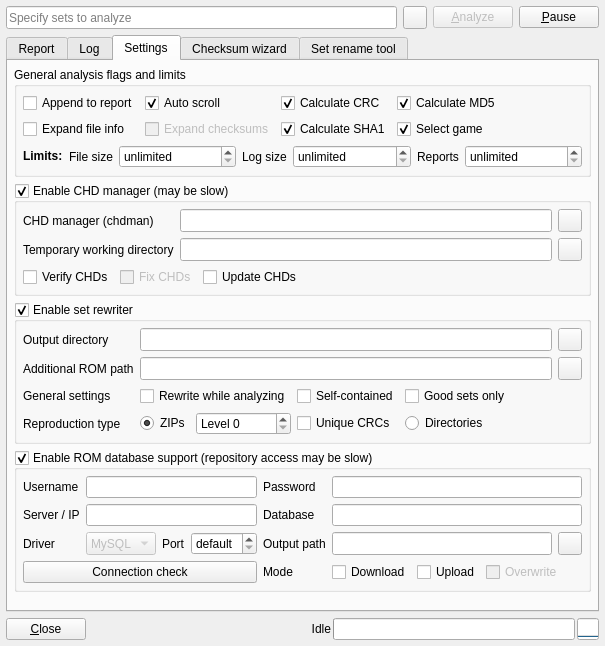
Above: romalyzer.ui from qmc2/qmc2-mame-fe before the change. Below: the same form after it.
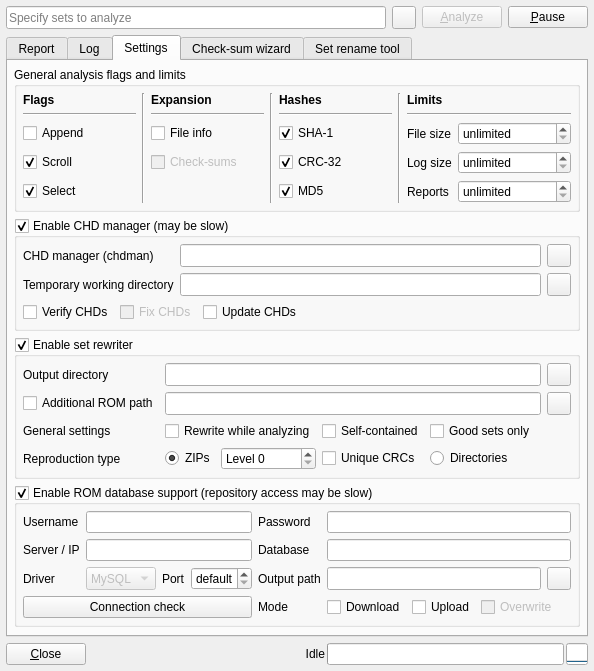
That is the form after the change. The open tabs and pages were chosen to show the change. Icons and pictures are not drawn.

```diff
--- a/romalyzer.ui
+++ b/romalyzer.ui
@@ -7,8 +7,8 @@
    <rect>
     <x>0</x>
     <y>0</y>
-    <width>605</width>
-    <height>646</height>
+    <width>533</width>
+    <height>650</height>
    </rect>
   </property>
   <property name="windowTitle">
@@ -440,239 +440,6 @@
          </layout>
         </widget>
        </item>
-       <item row="0" column="0">
-        <widget class="QGroupBox" name="groupBoxFlagsAndLimits">
-         <property name="title">
-          <string>General analysis flags and limits</string>
-         </property>
-         <layout class="QGridLayout" name="gridLayout_1">
-          <item row="0" column="0">
-           <widget class="QCheckBox" name="checkBoxAppendReport">
-            <property name="toolTip">
-             <string>If set, analysis output is appended (otherwise the report is cleared before the analysis)</string>
-            </property>
-            <property name="text">
-             <string>Append to report</string>
-            </property>
-           </widget>
-          </item>
-          <item row="0" column="1">
-           <widget class="QCheckBox" name="checkBoxAutoScroll">
-            <property name="toolTip">
-             <string>Automatically scroll to the currently analyzed game</string>
-            </property>
-            <property name="text">
-             <string>Auto scroll</string>
-            </property>
-            <property name="checked">
-             <bool>true</bool>
-            </property>
-           </widget>
-          </item>
-          <item row="0" column="2">
-           <widget class="QCheckBox" name="checkBoxCalculateCRC">
-            <property name="toolTip">
-             <string>Calculate CRC-32 checksum</string>
-            </property>
-            <property name="text">
-             <string>Calculate CRC</string>
-            </property>
-            <property name="checked">
-             <bool>true</bool>
-            </property>
-           </widget>
-          </item>
-          <item row="0" column="3">
-           <widget class="QCheckBox" name="checkBoxCalculateMD5">
-            <property name="toolTip">
-             <string>Calculate MD5 hash</string>
-            </property>
-            <property name="text">
-             <string>Calculate MD5</string>
-            </property>
-            <property name="checked">
-             <bool>true</bool>
-            </property>
-           </widget>
-          </item>
-          <item row="1" column="0">
-           <widget class="QCheckBox" name="checkBoxExpandFiles">
-            <property name="toolTip">
-             <string>Automatically expand file info</string>
-            </property>
-            <property name="text">
-             <string>Expand file info</string>
-            </property>
-           </widget>
-          </item>
-          <item row="1" column="1">
-           <widget class="QCheckBox" name="checkBoxExpandChecksums">
-            <property name="enabled">
-             <bool>false</bool>
-            </property>
-            <property name="toolTip">
-             <string>Automatically expand checksums</string>
-            </property>
-            <property name="text">
-             <string>Expand checksums</string>
-            </property>
-           </widget>
-          </item>
-          <item row="1" column="2">
-           <widget class="QCheckBox" name="checkBoxCalculateSHA1">
-            <property name="toolTip">
-             <string>Calculate SHA1 hash</string>
-            </property>
-            <property name="text">
-             <string>Calculate SHA1</string>
-            </property>
-            <property name="checked">
-             <bool>true</bool>
-            </property>
-           </widget>
-          </item>
-          <item row="1" column="3">
-           <widget class="QCheckBox" name="checkBoxSelectGame">
-            <property name="toolTip">
-             <string>Select game in game list if selected in analysis report?</string>
-            </property>
-            <property name="text">
-             <string>Select game</string>
-            </property>
-            <property name="checked">
-             <bool>true</bool>
-            </property>
-           </widget>
-          </item>
-          <item row="2" column="0" colspan="5">
-           <layout class="QHBoxLayout" name="horizontalLayout_3">
-            <item>
-             <widget class="QLabel" name="labelLimits">
-              <property name="text">
-               <string>&lt;b&gt;Limits:&lt;/b&gt;</string>
-              </property>
-             </widget>
-            </item>
-            <item>
-             <widget class="QLabel" name="labelMaxFileSize">
-              <property name="text">
-               <string>File size</string>
-              </property>
-             </widget>
-            </item>
-            <item>
-             <widget class="QSpinBox" name="spinBoxMaxFileSize">
-              <property name="sizePolicy">
-               <sizepolicy hsizetype="Expanding" vsizetype="Minimum">
-                <horstretch>0</horstretch>
-                <verstretch>0</verstretch>
-               </sizepolicy>
-              </property>
-              <property name="toolTip">
-               <string>Maximum size (in MB) of files to be loaded, files are skipped when they are bigger than that (0 = no limit)</string>
-              </property>
-              <property name="specialValueText">
-               <string>unlimited</string>
-              </property>
-              <property name="suffix">
-               <string> MB</string>
-              </property>
-              <property name="minimum">
-               <number>0</number>
-              </property>
-              <property name="maximum">
-               <number>999999</number>
-              </property>
-              <property name="value">
-               <number>0</number>
-              </property>
-             </widget>
-            </item>
-            <item>
-             <widget class="QLabel" name="labelMaxLogSize">
-              <property name="text">
-               <string>Log size</string>
-              </property>
-             </widget>
-            </item>
-            <item>
-             <widget class="QSpinBox" name="spinBoxMaxLogSize">
-              <property name="sizePolicy">
-               <sizepolicy hsizetype="Expanding" vsizetype="Minimum">
-                <horstretch>0</horstretch>
-                <verstretch>0</verstretch>
-               </sizepolicy>
-              </property>
-              <property name="toolTip">
-               <string>Maximum number of lines in log (0 = no limit)</string>
-              </property>
-              <property name="specialValueText">
-               <string>unlimited</string>
-              </property>
-              <property name="suffix">
-               <string> lines</string>
-              </property>
-              <property name="minimum">
-               <number>0</number>
-              </property>
-              <property name="maximum">
-               <number>999999</number>
-              </property>
-              <property name="value">
-               <number>0</number>
-              </property>
-             </widget>
-            </item>
-            <item>
-             <widget class="QLabel" name="labelMaxReports">
-              <property name="text">
-               <string>Reports</string>
-              </property>
-             </widget>
-            </item>
-            <item>
-             <widget class="QSpinBox" name="spinBoxMaxReports">
-              <property name="sizePolicy">
-               <sizepolicy hsizetype="Expanding" vsizetype="Minimum">
-                <horstretch>0</horstretch>
-                <verstretch>0</verstretch>
-               </sizepolicy>
-              </property>
-              <property name="toolTip">
-               <string>Maximum number of reported sets held in memory (0 = no limit)</string>
-              </property>
-              <property name="specialValueText">
-               <string>unlimited</string>
-              </property>
-              <property name="minimum">
-               <number>0</number>
-              </property>
-              <property name="maximum">
-               <number>999999</number>
-              </property>
-              <property name="value">
-               <number>0</number>
-              </property>
-             </widget>
-            </item>
-           </layout>
-          </item>
-          <item row="0" column="4" rowspan="2">
-           <spacer name="horizontalSpacer">
-            <property name="orientation">
-             <enum>Qt::Horizontal</enum>
-            </property>
-            <property name="sizeHint" stdset="0">
-             <size>
-              <width>40</width>
-              <height>20</height>
-             </size>
-            </property>
-           </spacer>
-          </item>
-         </layout>
-        </widget>
-       </item>
        <item row="3" column="0">
         <widget class="QGroupBox" name="groupBoxDatabase">
          <property name="title">
@@ -1193,19 +960,6 @@
             </property>
            </widget>
           </item>
-          <item row="1" column="0">
-           <widget class="QLabel" name="labelSetRewriterAdditionalRomPath">
-            <property name="sizePolicy">
-             <sizepolicy hsizetype="Fixed" vsizetype="Preferred">
-              <horstretch>0</horstretch>
-              <verstretch>0</verstretch>
-             </sizepolicy>
-            </property>
-            <property name="text">
-             <string>Additional ROM path</string>
-            </property>
-           </widget>
-          </item>
           <item row="1" column="1" colspan="5">
            <widget class="QLineEdit" name="lineEditSetRewriterAdditionalRomPath">
             <property name="sizePolicy">
@@ -1236,6 +990,306 @@
             </property>
            </widget>
           </item>
+          <item row="1" column="0">
+           <widget class="QCheckBox" name="checkBoxSetRewriterUseAdditionalRomPath">
+            <property name="toolTip">
+             <string>Use the following additional ROM path</string>
+            </property>
+            <property name="text">
+             <string>Additional ROM path</string>
+            </property>
+           </widget>
+          </item>
+         </layout>
+        </widget>
+       </item>
+       <item row="0" column="0">
+        <widget class="QGroupBox" name="groupBoxFlagsAndLimits">
+         <property name="title">
+          <string>General analysis flags and limits</string>
+         </property>
+         <layout class="QGridLayout" name="gridLayout_7">
+          <item row="0" column="0">
+           <layout class="QGridLayout" name="gridLayout_8">
+            <item row="3" column="6">
+             <widget class="QLabel" name="labelMaxLogSize">
+              <property name="sizePolicy">
+               <sizepolicy hsizetype="Fixed" vsizetype="Preferred">
+                <horstretch>0</horstretch>
+                <verstretch>0</verstretch>
+               </sizepolicy>
+              </property>
+              <property name="text">
+               <string>Log size</string>
+              </property>
+             </widget>
+            </item>
+            <item row="1" column="0">
+             <widget class="Line" name="line_4">
+              <property name="orientation">
+               <enum>Qt::Horizontal</enum>
+              </property>
+             </widget>
+            </item>
+            <item row="0" column="6" colspan="2">
+             <widget class="QLabel" name="labelLimits">
+              <property name="text">
+               <string>&lt;html&gt;&lt;head/&gt;&lt;body&gt;&lt;p&gt;&lt;span style=&quot; font-weight:600;&quot;&gt;Limits&lt;/span&gt;&lt;/p&gt;&lt;/body&gt;&lt;/html&gt;</string>
+              </property>
+             </widget>
+            </item>
+            <item row="1" column="6" colspan="2">
+             <widget class="Line" name="line_7">
+              <property name="orientation">
+               <enum>Qt::Horizontal</enum>
+              </property>
+             </widget>
+            </item>
+            <item row="0" column="0">
+             <widget class="QLabel" name="labelOptions">
+              <property name="text">
+               <string>&lt;html&gt;&lt;head/&gt;&lt;body&gt;&lt;p&gt;&lt;span style=&quot; font-weight:600;&quot;&gt;Flags&lt;/span&gt;&lt;/p&gt;&lt;/body&gt;&lt;/html&gt;</string>
+              </property>
+             </widget>
+            </item>
+            <item row="4" column="4">
+             <widget class="QCheckBox" name="checkBoxCalculateMD5">
+              <property name="toolTip">
+               <string>Calculate MD5 hash</string>
+              </property>
+              <property name="text">
+               <string>MD5</string>
+              </property>
+              <property name="checked">
+               <bool>true</bool>
+              </property>
+             </widget>
+            </item>
+            <item row="2" column="7">
+             <widget class="QSpinBox" name="spinBoxMaxFileSize">
+              <property name="toolTip">
+               <string>Maximum size (in MB) of files to be loaded, files are skipped when they are bigger than that (0 = no limit)</string>
+              </property>
+              <property name="specialValueText">
+               <string>unlimited</string>
+              </property>
+              <property name="suffix">
+               <string> MB</string>
+              </property>
+              <property name="minimum">
+               <number>0</number>
+              </property>
+              <property name="maximum">
+               <number>999999</number>
+              </property>
+              <property name="value">
+               <number>0</number>
+              </property>
+             </widget>
+            </item>
+            <item row="4" column="7">
+             <widget class="QSpinBox" name="spinBoxMaxReports">
+              <property name="toolTip">
+               <string>Maximum number of reported sets held in memory (0 = no limit)</string>
+              </property>
+              <property name="specialValueText">
+               <string>unlimited</string>
+              </property>
+              <property name="minimum">
+               <number>0</number>
+              </property>
+              <property name="maximum">
+               <number>999999</number>
+              </property>
+              <property name="value">
+               <number>0</number>
+              </property>
+             </widget>
+            </item>
+            <item row="2" column="6">
+             <widget class="QLabel" name="labelMaxFileSize">
+              <property name="sizePolicy">
+               <sizepolicy hsizetype="Fixed" vsizetype="Preferred">
+                <horstretch>0</horstretch>
+                <verstretch>0</verstretch>
+               </sizepolicy>
+              </property>
+              <property name="text">
+               <string>File size</string>
+              </property>
+             </widget>
+            </item>
+            <item row="0" column="1" rowspan="5">
+             <widget class="Line" name="line">
+              <property name="orientation">
+               <enum>Qt::Vertical</enum>
+              </property>
+             </widget>
+            </item>
+            <item row="4" column="0">
+             <widget class="QCheckBox" name="checkBoxSelectGame">
+              <property name="toolTip">
+               <string>Select game in game list if selected in analysis report?</string>
+              </property>
+              <property name="text">
+               <string>Select</string>
+              </property>
+              <property name="checked">
+               <bool>true</bool>
+              </property>
+             </widget>
+            </item>
+            <item row="3" column="7">
+             <widget class="QSpinBox" name="spinBoxMaxLogSize">
+              <property name="toolTip">
+               <string>Maximum number of lines in log (0 = no limit)</string>
+              </property>
+              <property name="specialValueText">
+               <string>unlimited</string>
+              </property>
+              <property name="suffix">
+               <string> lines</string>
+              </property>
+              <property name="minimum">
+               <number>0</number>
+              </property>
+              <property name="maximum">
+               <number>999999</number>
+              </property>
+              <property name="value">
+               <number>0</number>
+              </property>
+             </widget>
+            </item>
+            <item row="2" column="4">
+             <widget class="QCheckBox" name="checkBoxCalculateSHA1">
+              <property name="toolTip">
+               <string>Calculate SHA-1 hash</string>
+              </property>
+              <property name="text">
+               <string>SHA-1</string>
+              </property>
+              <property name="checked">
+               <bool>true</bool>
+              </property>
+             </widget>
+            </item>
+            <item row="0" column="2">
+             <widget class="QLabel" name="label">
+              <property name="text">
+               <string>&lt;html&gt;&lt;head/&gt;&lt;body&gt;&lt;p&gt;&lt;span style=&quot; font-weight:600;&quot;&gt;Expansion&lt;/span&gt;&lt;/p&gt;&lt;/body&gt;&lt;/html&gt;</string>
+              </property>
+             </widget>
+            </item>
+            <item row="3" column="2">
+             <widget class="QCheckBox" name="checkBoxExpandChecksums">
+              <property name="enabled">
+               <bool>false</bool>
+              </property>
+              <property name="toolTip">
+               <string>Automatically expand check-sums</string>
+              </property>
+              <property name="text">
+               <string>Check-sums</string>
+              </property>
+             </widget>
+            </item>
+            <item row="0" column="4">
+             <widget class="QLabel" name="labelHashCalculation">
+              <property name="text">
+               <string>&lt;html&gt;&lt;head/&gt;&lt;body&gt;&lt;p&gt;&lt;span style=&quot; font-weight:600;&quot;&gt;Hashes&lt;/span&gt;&lt;/p&gt;&lt;/body&gt;&lt;/html&gt;</string>
+              </property>
+             </widget>
+            </item>
+            <item row="2" column="0">
+             <widget class="QCheckBox" name="checkBoxAppendReport">
+              <property name="toolTip">
+               <string>If set, analysis output is appended (otherwise the report is cleared before the analysis)</string>
+              </property>
+              <property name="text">
+               <string>Append</string>
+              </property>
+             </widget>
+            </item>
+            <item row="2" column="2">
+             <widget class="QCheckBox" name="checkBoxExpandFiles">
+              <property name="toolTip">
+               <string>Automatically expand file info</string>
+              </property>
+              <property name="text">
+               <string>File info</string>
+              </property>
+             </widget>
+            </item>
+            <item row="3" column="4">
+             <widget class="QCheckBox" name="checkBoxCalculateCRC">
+              <property name="toolTip">
+               <string>Calculate CRC-32 check-sum</string>
+              </property>
+              <property name="text">
+               <string>CRC-32</string>
+              </property>
+              <property name="checked">
+               <bool>true</bool>
+              </property>
+             </widget>
+            </item>
+            <item row="1" column="4">
+             <widget class="Line" name="line_6">
+              <property name="orientation">
+               <enum>Qt::Horizontal</enum>
+              </property>
+             </widget>
+            </item>
+            <item row="3" column="0">
+             <widget class="QCheckBox" name="checkBoxAutoScroll">
+              <property name="toolTip">
+               <string>Automatically scroll to the currently analyzed game</string>
+              </property>
+              <property name="text">
+               <string>Scroll</string>
+              </property>
+              <property name="checked">
+               <bool>true</bool>
+              </property>
+             </widget>
+            </item>
+            <item row="1" column="2">
+             <widget class="Line" name="line_5">
+              <property name="orientation">
+               <enum>Qt::Horizontal</enum>
+              </property>
+             </widget>
+            </item>
+            <item row="0" column="3" rowspan="5">
+             <widget class="Line" name="line_2">
+              <property name="orientation">
+               <enum>Qt::Vertical</enum>
+              </property>
+             </widget>
+            </item>
+            <item row="4" column="6">
+             <widget class="QLabel" name="labelMaxReports">
+              <property name="sizePolicy">
+               <sizepolicy hsizetype="Fixed" vsizetype="Preferred">
+                <horstretch>0</horstretch>
+                <verstretch>0</verstretch>
+               </sizepolicy>
+              </property>
+              <property name="text">
+               <string>Reports</string>
+              </property>
+             </widget>
+            </item>
+            <item row="0" column="5" rowspan="5">
+             <widget class="Line" name="line_3">
+              <property name="orientation">
+               <enum>Qt::Vertical</enum>
+              </property>
+             </widget>
+            </item>
+           </layout>
+          </item>
          </layout>
         </widget>
        </item>
@@ -1243,7 +1297,7 @@
      </widget>
      <widget class="QWidget" name="tabChecksumWizard">
       <attribute name="title">
-       <string>Checksum wizard</string>
+       <string>Check-sum wizard</string>
       </attribute>
       <layout class="QGridLayout" name="gridLayout_6">
        <item row="0" column="1" colspan="2">
```
Left out of the diff: 73 changed lines with no effect on the pictures.
